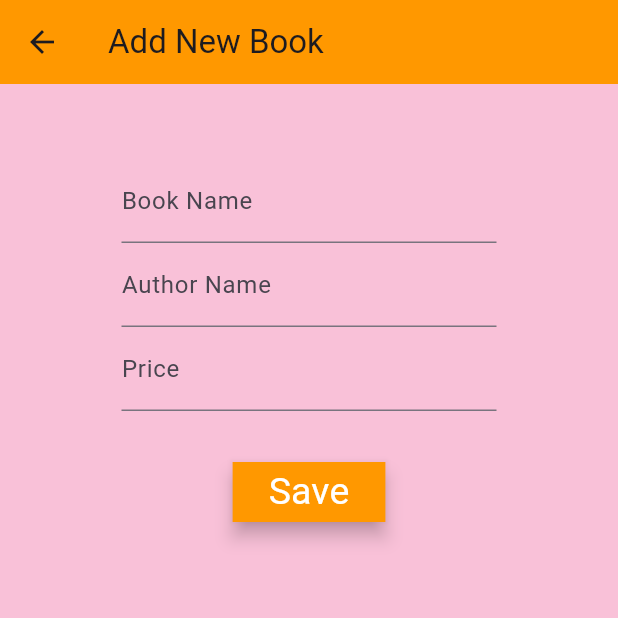
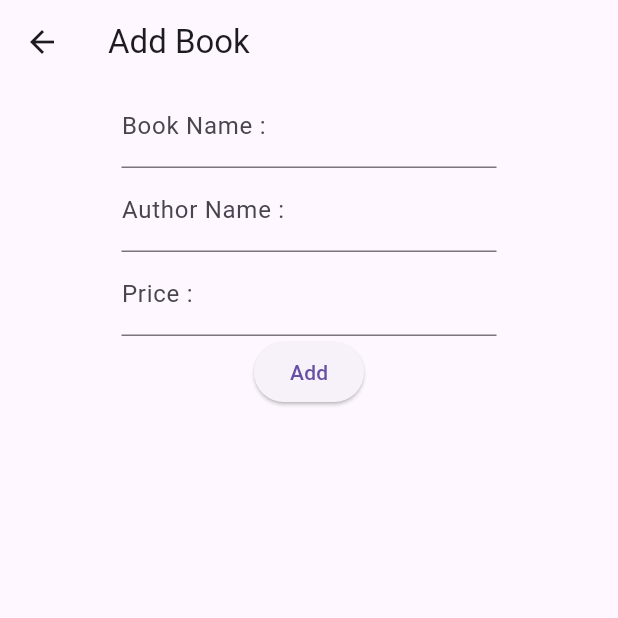
Before and after one commit to MyoMinSoe/book_store, a Flutter app: the screen it shows after launch, after a tap on the "add circle" icon, on a phone screen of 412 x 824 dp, the top half of it. Run offline on Flutter 3.47's test engine with Material 3 defaults, Android fonts, the phone set to English and light mode, and no system bars; our stand-ins replace sqflite; accounts and stored records are empty.

Commit message:
modified code and add new file

```diff
--- a/lib/screen/add_book.dart
+++ b/lib/screen/add_book.dart
@@ -2,125 +2,93 @@ import 'package:book_store/database_helper/database_helper.dart';
 import 'package:book_store/model/book.dart';
 import 'package:flutter/material.dart';
 
-class AddBook extends StatelessWidget {
-  AddBook({super.key});
-  final TextEditingController bookNameController = TextEditingController();
-  final TextEditingController authorNameController = TextEditingController();
-  final TextEditingController priceController = TextEditingController();
-  final DatabaseHelper databaseHelper = DatabaseHelper();
+class AddBook extends StatefulWidget {
+  final Book? book;
+  const AddBook(this.book, {super.key});
 
-  Future<void> addBook() async {
-    Book book = Book(
-      bookNameController.text,
-      authorNameController.text,
-      int.parse(priceController.text),
-    );
-    int result = await databaseHelper.insertBook(book);
-    if (result > 0) {
-      print('SUCCESS ADDING BOOK');
-    } else {
-      print('FAIL ADDING BOOK');
+  @override
+  State<AddBook> createState() => _AddBookState();
 }
-  } //****************** Adding Book **************************/
 
-  Future<void> editBook(int id) async {
-    Book book = Book.withID(
-      id,
-      bookNameController.text,
-      authorNameController.text,
-      int.parse(priceController.text),
-    );
-    int result = await databaseHelper.updateBook(book, id);
-    if (result > 0) {
-      print('SUCCESS UPDATE BOOK');
-    } else {
-      print('FAIL UPDATE BOOK');
+class _AddBookState extends State<AddBook> {
+  final dbhelper = DatabaseHelper();
+
+  final bookNameController = TextEditingController();
+  final authorNameController = TextEditingController();
+  final priceController = TextEditingController();
+
+  @override
+  void initState() {
+    super.initState();
+    if (widget.book != null) {
+      bookNameController.text = widget.book!.bookName;
+      authorNameController.text = widget.book!.authorName;
+      priceController.text = widget.book!.price.toString();
     }
-  } //******************** Update Book *************************/
-
-  getBookInfo(int id) async {
-    List<Book> book = [];
-    book.addAll(await databaseHelper.getBook(id));
-    bookNameController.text = book.first.bookName;
-    authorNameController.text = book.first.authorName;
-    priceController.text = book.first.price.toString();
-  } // *************** fill data to textfield *******************/
+  }
 
   @override
   Widget build(BuildContext context) {
-    String? bookIdRoute = ModalRoute.of(context)?.settings.arguments as String?;
-    int? bookID = bookIdRoute == null ? null : int.parse(bookIdRoute);
-    if (bookID != null) {
-      getBookInfo(bookID);
-    }
-
     return Scaffold(
       appBar: AppBar(
-        backgroundColor: Colors.orange,
-        title: const Text('Add New Book'),
+        title: widget.book == null
+            ? const Text('Add Book')
+            : const Text('Update Book'),
       ),
-      body: Container(
-        color: Colors.pink.withOpacity(0.25),
-        child: Center(
+      body: Center(
         child: Column(
-            children: [
-              const SizedBox(height: 50),
-              Column(
           children: [
             SizedBox(
               width: 250,
               child: TextField(
+                controller: bookNameController,
                 decoration: const InputDecoration(
-                        label: Text('Book Name'),
+                  label: Text('Book Name : '),
                 ),
-                      controller: bookNameController,
               ),
             ),
             SizedBox(
               width: 250,
               child: TextField(
+                controller: authorNameController,
                 decoration: const InputDecoration(
-                        label: Text('Author Name'),
-                        prefixText: 'Mr./Ms.',
+                  label: Text('Author Name : '),
                 ),
-                      controller: authorNameController,
               ),
             ),
             SizedBox(
               width: 250,
               child: TextField(
+                controller: priceController,
                 decoration: const InputDecoration(
-                        label: Text('Price'),
-                        prefixText: '\$ ',
-                      ),
-                      controller: priceController,
-                      keyboardType: TextInputType.number,
-                    ),
-                  )
-                ],
-              ),
-              const SizedBox(height: 30),
-              ElevatedButton(
-                onPressed: () async {
-                  bookID == null ? await addBook() : await editBook(bookID);
-                  Navigator.pop(context);
-                },
-                style: ElevatedButton.styleFrom(
-                  backgroundColor: Colors.orange,
-                  foregroundColor: Colors.white,
-                  elevation: 5,
-                  shape: const BeveledRectangleBorder(),
-                ),
-                child: Text(
-                  bookID == null ? 'Save' : 'Update',
-                  style: const TextStyle(
-                    fontSize: 25,
-                    fontWeight: FontWeight.w400,
+                  label: Text('Price : '),
                 ),
               ),
             ),
+            ElevatedButton(
+              onPressed: () async {
+                if (widget.book == null) {
+                  Book book = Book(
+                      bookNameController.text,
+                      authorNameController.text,
+                      int.parse(priceController.text));
+                  await dbhelper.insertBook(book);
+                } else {
+                  Book book = Book.withID(
+                      widget.book!.id,
+                      bookNameController.text,
+                      authorNameController.text,
+                      int.parse(priceController.text));
+                  await dbhelper.updateBook(book, widget.book!.id);
+                }
+                setState(() {});
+                Navigator.pop(context);
+              },
+              child: widget.book == null
+                  ? const Text('Add')
+                  : const Text('Update'),
+            ),
           ],
-          ),
         ),
       ),
     );
--- a/pubspec.yaml
+++ b/pubspec.yaml
@@ -46,7 +46,7 @@ dev_dependencies:
   # activated in the `analysis_options.yaml` file located at the root of your
   # package. See that file for information about deactivating specific lint
   # rules and activating additional ones.
-  flutter_lints: ^3.0.0
+  flutter_lints: ^4.0.0
 
 # For information on the generic Dart part of this file, see the
 # following page: https://dart.dev/tools/pub/pubspec
```
Also changed, not shown: lib/database_helper/database_helper.dart (+9 -16 lines), lib/main.dart (+32 -11 lines), lib/utility/search_book.dart (added, +80 -0 lines), pubspec.lock. Lines whose indentation alone changed are shown as unchanged.
